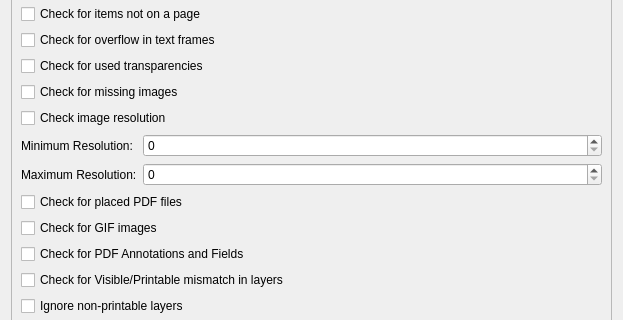
First picture: the form in scribus/ui/prefs_preflightverifierbase.ui, repository scribusproject/scribus, before the edit; both pictures show x 0 to 623 and y 238 to 558 of the 623 by 711 pixel window.
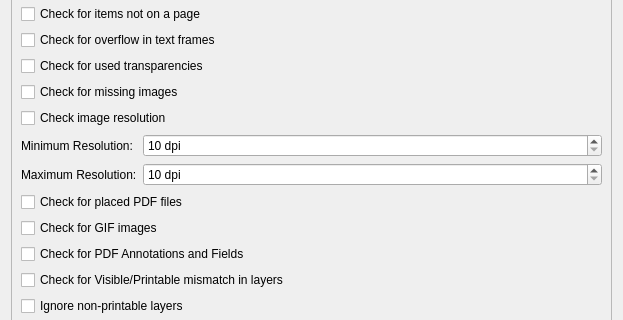
Second picture: the form after the edit.

Commit message: Preflight verifier, set spinbox min and max

What changed in the file:
```diff
--- a/scribus/ui/prefs_preflightverifierbase.ui
+++ b/scribus/ui/prefs_preflightverifierbase.ui
@@ -213,10 +213,30 @@
           </widget>
          </item>
          <item row="0" column="1">
-          <widget class="QSpinBox" name="minimumResolutionSpinBox"/>
+          <widget class="QSpinBox" name="minimumResolutionSpinBox">
+           <property name="suffix">
+            <string> dpi</string>
+           </property>
+           <property name="minimum">
+            <number>10</number>
+           </property>
+           <property name="maximum">
+            <number>4800</number>
+           </property>
+          </widget>
          </item>
          <item row="1" column="1">
-          <widget class="QSpinBox" name="maximumResolutionSpinBox"/>
+          <widget class="QSpinBox" name="maximumResolutionSpinBox">
+           <property name="suffix">
+            <string> dpi</string>
+           </property>
+           <property name="minimum">
+            <number>10</number>
+           </property>
+           <property name="maximum">
+            <number>4800</number>
+           </property>
+          </widget>
          </item>
          <item row="1" column="0">
           <widget class="QLabel" name="label_5">
```
